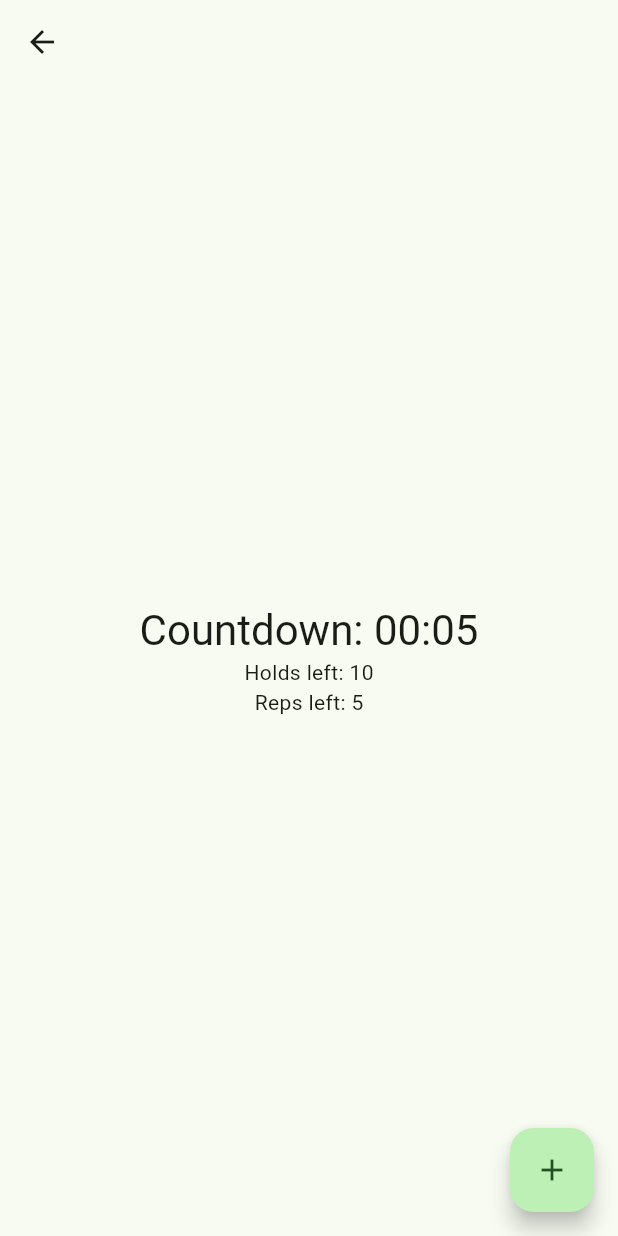
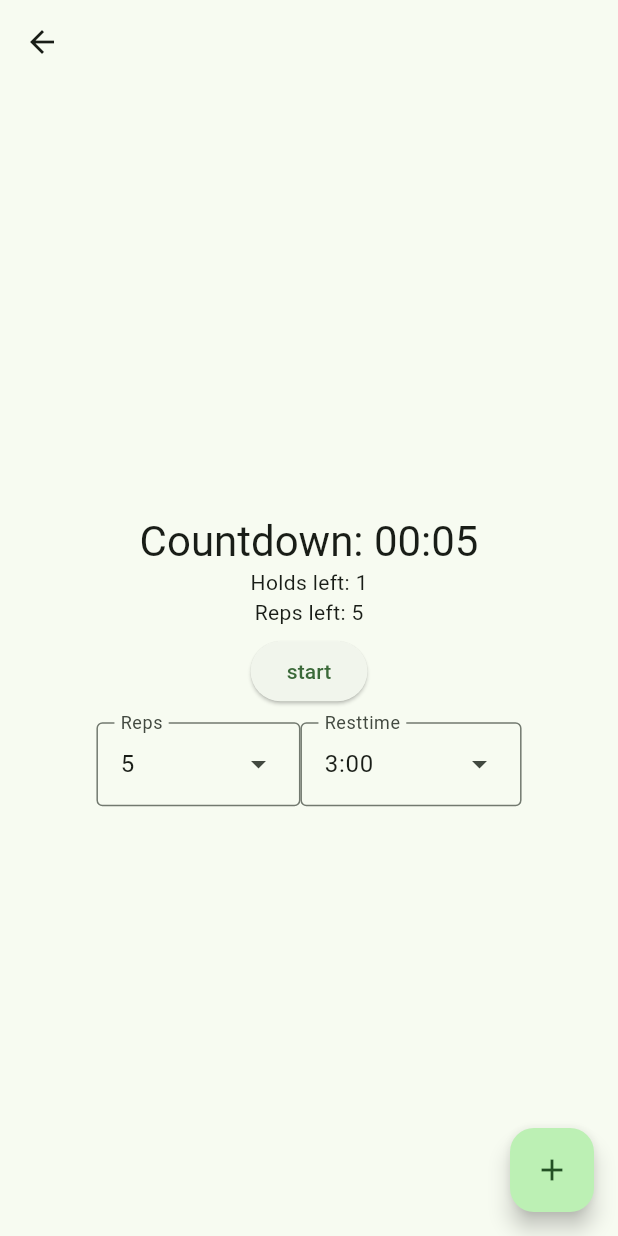
Before and after one commit to mattias-j-jonsson/spt_flutter, a Flutter app: the PowerSPTPage screen opened directly, on a phone screen of 412 x 824 dp. Run offline on Flutter 3.47's test engine with Material 2 defaults, Android fonts, the phone set to English and light mode, and no system bars.

Commit message:
added some options in powerspt

```diff
--- a/lib/power_spt.dart
+++ b/lib/power_spt.dart
@@ -16,6 +16,14 @@ class _PowerSPTPageState extends State<PowerSPTPage> {
   String tooltipMessage = 'start';
   Timer? timer;
   int countDown = 5;
+
+  int reps = 5;
+  late int repsLeft = reps;
+  int holdsPerRep = 1;
+  late int holdsLeft = holdsPerRep;
+  int holdTime = 4;
+  int downTime = 2;
+  Duration restTime = const Duration(minutes: 3);
 
   _timerButton() {
     if(!timerStatus) {
@@ -51,13 +59,7 @@ class _PowerSPTPageState extends State<PowerSPTPage> {
     timer?.cancel();
   }
 
-  int reps = 5;
-  late int repsLeft = reps;
-  int holdsPerRep = 10;
-  late int holdsLeft = holdsPerRep;
-  int holdTime = 4;
-  int downTime = 2;
-  Duration restTime = const Duration(minutes: 3);
+
 
   void _holdTimer(){
     setState(() {
@@ -121,6 +123,11 @@ class _PowerSPTPageState extends State<PowerSPTPage> {
     });
   }
 
+  final listValuesReps = List<int>.generate(20, (i) => i+1, growable: false);
+  late final menuEntriesReps = listValuesReps.map((e) => DropdownMenuEntry(value: e, label: e.toString())).toList();
+
+  final listvaluesRestTime = List<Duration>.generate(7, (i) => Duration(seconds: 120+30*i));
+  late final menuEntriesRestTime = listvaluesRestTime.map((e) => DropdownMenuEntry(value: e, label: '${e.inMinutes}:${e.inSeconds%60 == 0 ? '00' : '30'}')).toList();
 
 
   @override
@@ -144,12 +151,55 @@ class _PowerSPTPageState extends State<PowerSPTPage> {
             Text(
               'Reps left: $repsLeft',
             ),
+            Container(
+              padding: const EdgeInsets.symmetric(vertical: 5.0),
+              child: ElevatedButton(
+                onPressed: _timerButton,
+                child: Text(tooltipMessage),
+                ),
+            ),
+            Container(
+              padding: const EdgeInsets.only(top: 5.0),
+              child: Row(
+                mainAxisAlignment: MainAxisAlignment.center,
+                children: <Widget>[
+                  Container(
+                    child: DropdownMenu(
+                      label: const Text('Reps'),
+                      dropdownMenuEntries: menuEntriesReps,
+                      initialSelection: reps,
+                      onSelected: (int? selectedReps) {
+                        if(selectedReps != null) {
+                          setState(() {
+                            reps = selectedReps;
+                          });
+                        }
+                      },
+                    ),
+                  ),
+                  Container(
+                    child: DropdownMenu<Duration>(
+                      label: const Text('Resttime'),
+                      dropdownMenuEntries: menuEntriesRestTime,
+                      initialSelection: restTime,
+                      onSelected: (Duration? selectedRestTime) {
+                        if(selectedRestTime != null) {
+                          setState(() {
+                            restTime = selectedRestTime;
+                          });
+                        }
+                      },
+                    ),
+                  ),
+                ],
+              ),
+            ),
           ],
         )
       ),
       floatingActionButton: FloatingActionButton(
-        onPressed: _timerButton,
-        tooltip: tooltipMessage,
+        onPressed: () {},
+        tooltip: 'ADD30',
         child: const Icon(Icons.add),
       ),
     );
```
